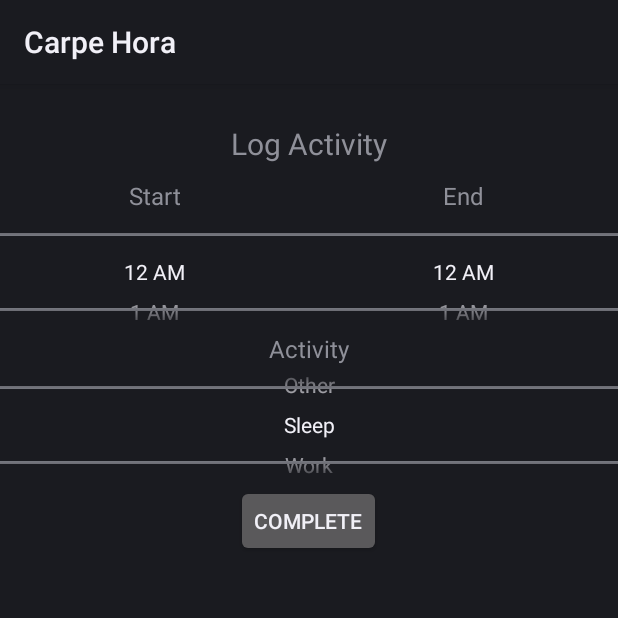
After one commit to MRegirouard/CarpeHora-App, an Android app: the LogActivity screen opened directly, with no data from a screen before it, on a phone screen of 412 x 824 dp, the top half of it. The commit adds this screen. Run offline under Robolectric (Android 15) with nearby library versions, the phone set to English and light mode, and no system bars.

Commit message:
Add log activity activity

```diff
--- a/app/build.gradle
+++ b/app/build.gradle
@@ -24,6 +24,10 @@ android {
     buildFeatures {
         viewBinding true
     }
+
+    dataBinding {
+        enabled = true
+    }
 }
 
 dependencies {
--- a/app/src/main/AndroidManifest.xml
+++ b/app/src/main/AndroidManifest.xml
@@ -33,6 +33,10 @@
                 <category android:name="android.intent.category.LAUNCHER" />
             </intent-filter>
         </activity>
+        <activity
+            android:name=".LogActivity"
+            android:exported="true">
+        </activity>
     </application>
 
 </manifest>
--- /dev/null
+++ b/app/src/main/java/com/carpe_hora/LogActivity.java
@@ -0,0 +1,41 @@
+package com.carpe_hora;
+
+import android.app.Activity;
+import android.os.Bundle;
+
+import com.carpe_hora.databinding.ActivityLogBinding;
+
+public class LogActivity extends Activity {
+	private ActivityLogBinding binding;
+
+	public static final String[] timeValues = {
+        "12 AM", "1 AM", "2 AM", "3 AM", "4 AM", "5 AM", "6 AM", "7 AM", "8 AM", "9 AM", "10 AM", "11 AM",
+        "12 PM", "1 PM", "2 PM", "3 PM", "4 PM", "5 PM", "6 PM", "7 PM", "8 PM", "9 PM", "10 PM", "11 PM"
+    };
+
+    public static final String[] activities = {
+        "Sleep", "Work", "Exercise", "Eat", "Socialize", "Relax", "Other"
+    };
+
+    @Override
+    protected void onCreate(Bundle savedInstanceState) {
+        super.onCreate(savedInstanceState);
+
+        binding = binding.inflate(getLayoutInflater());
+        setContentView(binding.getRoot());
+
+        binding.startNp.setMinValue(0);
+        binding.startNp.setMaxValue(timeValues.length - 1);
+        binding.startNp.setDisplayedValues(timeValues);
+        binding.startNp.setWrapSelectorWheel(false);
+
+        binding.endNp.setMinValue(0);
+        binding.endNp.setMaxValue(timeValues.length - 1);
+        binding.endNp.setDisplayedValues(timeValues);
+        binding.endNp.setWrapSelectorWheel(false);
+
+        binding.activityNp.setMinValue(0);
+        binding.activityNp.setMaxValue(activities.length - 1);
+        binding.activityNp.setDisplayedValues(activities);
+    }
+}
--- /dev/null
+++ b/app/src/main/res/layout/activity_log.xml
@@ -0,0 +1,99 @@
+<?xml version="1.0" encoding="utf-8"?>
+<ScrollView xmlns:android="http://schemas.android.com/apk/res/android"
+    android:layout_width="match_parent"
+    android:layout_height="match_parent"
+    android:exported="true">
+
+    <LinearLayout
+        android:layout_width="match_parent"
+        android:layout_height="wrap_content"
+        android:gravity="center_horizontal"
+        android:orientation="vertical">
+
+        <android.widget.Space
+            android:layout_width="match_parent"
+            android:layout_height="26dp" />
+
+        <TextView
+            android:id="@+id/log_activity_tv"
+            android:layout_width="match_parent"
+            android:layout_height="wrap_content"
+            android:text="@string/log_activity"
+            android:textAlignment="center"
+            android:textSize="20sp" />
+
+        <android.widget.Space
+            android:layout_width="match_parent"
+            android:layout_height="10dp" />
+
+        <LinearLayout
+            android:layout_width="match_parent"
+            android:layout_height="match_parent"
+            android:baselineAligned="true">
+
+            <LinearLayout
+                android:layout_width="wrap_content"
+                android:layout_height="match_parent"
+                android:layout_weight="1"
+                android:orientation="vertical">
+
+                <TextView
+                    android:id="@+id/start_tv"
+                    android:layout_width="match_parent"
+                    android:layout_height="wrap_content"
+                    android:text="@string/start_time"
+                    android:textAlignment="center"
+                    android:textSize="16sp" />
+
+                <NumberPicker
+                    android:id="@+id/start_np"
+                    android:layout_width="match_parent"
+                    android:layout_height="80dp" />
+            </LinearLayout>
+
+            <LinearLayout
+                android:layout_width="wrap_content"
+                android:layout_height="match_parent"
+                android:layout_weight="1"
+                android:orientation="vertical">
+
+                <TextView
+                    android:id="@+id/end_tv"
+                    android:layout_width="match_parent"
+                    android:layout_height="wrap_content"
+                    android:text="@string/end_time"
+                    android:textAlignment="center"
+                    android:textSize="16sp" />
+
+                <NumberPicker
+                    android:id="@+id/end_np"
+                    android:layout_width="match_parent"
+                    android:layout_height="80dp" />
+            </LinearLayout>
+        </LinearLayout>
+
+        <TextView
+            android:id="@+id/activity_tv"
+            android:layout_width="match_parent"
+            android:layout_height="wrap_content"
+            android:text="@string/activity"
+            android:textAlignment="center"
+            android:textAllCaps="false"
+            android:textSize="16sp" />
+
+        <NumberPicker
+            android:id="@+id/activity_np"
+            android:layout_width="match_parent"
+            android:layout_height="80dp" />
+
+        <Button
+            android:id="@+id/complete_btn"
+            android:layout_width="wrap_content"
+            android:layout_height="wrap_content"
+            android:text="@string/complete" />
+
+        <android.widget.Space
+            android:layout_width="match_parent"
+            android:layout_height="22dp" />
+    </LinearLayout>
+</ScrollView>
--- a/app/src/main/res/values/strings.xml
+++ b/app/src/main/res/values/strings.xml
@@ -1,5 +1,10 @@
 <resources>
     <string name="app_name">Carpe Hora</string>
+    <string name="log_activity">Log Activity</string>
+    <string name="start_time">Start</string>
+    <string name="end_time">End</string>
+    <string name="activity">Activity</string>
+    <string name="complete">Complete</string>
     <!--
     This string is used for square devices and overridden by hello_world in
     values-round/strings.xml for round devices.
```
